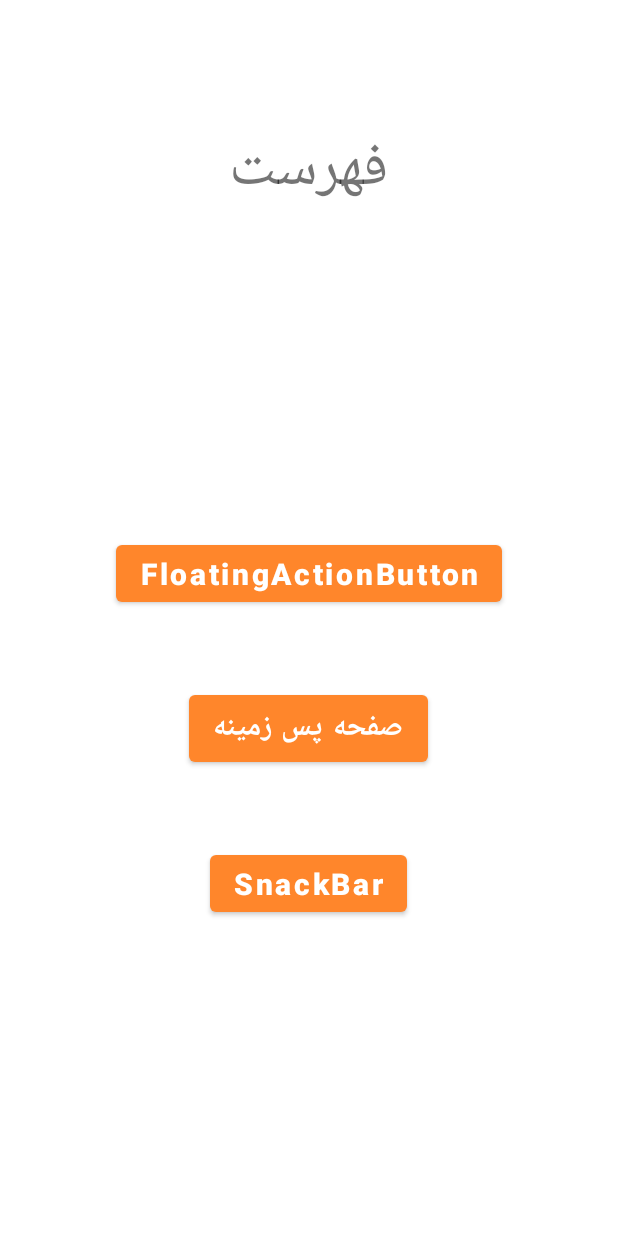
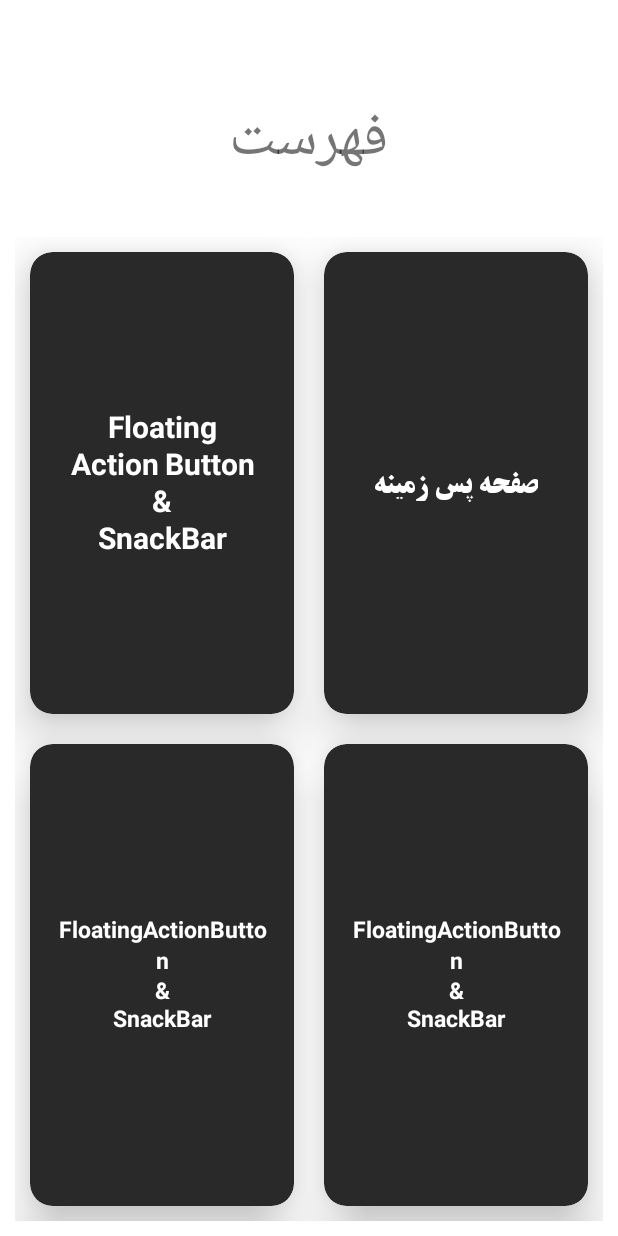
Before and after one commit to Meghdad24/MaterialDesign, an Android app: the MenuActivity screen opened directly, with no data from a screen before it, on a phone screen of 412 x 824 dp. Run offline under Robolectric (Android 15) with nearby library versions, the phone set to English and light mode, and no system bars.

Commit message:
change menu UI

```diff
--- a/app/build.gradle
+++ b/app/build.gradle
@@ -38,6 +38,7 @@ dependencies {
     implementation 'com.google.android.material:material:1.6.1'
     implementation 'androidx.navigation:navigation-fragment:2.5.2'
     implementation 'androidx.navigation:navigation-ui:2.5.2'
+    implementation 'androidx.gridlayout:gridlayout:1.0.0'
     testImplementation 'junit:junit:4.13.2'
     implementation 'de.hdodenhof:circleimageview:3.1.0'
     androidTestImplementation 'androidx.test.ext:junit:1.1.3'
--- a/app/src/main/java/personal/training/material/design/MenuActivity.java
+++ b/app/src/main/java/personal/training/material/design/MenuActivity.java
@@ -1,24 +1,25 @@
 package personal.training.material.design;
 
 import androidx.appcompat.app.AppCompatActivity;
+import androidx.cardview.widget.CardView;
 
 import android.content.Intent;
 import android.os.Bundle;
 import android.widget.Button;
 
 public class MenuActivity extends AppCompatActivity {
-    private Button floatingActionBtn;
-    private Button themeBtn;
-    private Button snackBarBtn;
+    private CardView floatingActionBtn;
+    private CardView themeBtn;
+    private CardView snackBarBtn;
 
     @Override
     protected void onCreate(Bundle savedInstanceState) {
         super.onCreate(savedInstanceState);
         setContentView(R.layout.activity_menu);
 
-        floatingActionBtn = findViewById(R.id.btn_fab_menu_id);
-        themeBtn = findViewById(R.id.btn_theme_menu_id);
-        snackBarBtn = findViewById(R.id.btn_snkb_menu_id);
+        floatingActionBtn = findViewById(R.id.cv_fab_menu_id);
+        themeBtn = findViewById(R.id.cv_bg_menu_id);
+        snackBarBtn = findViewById(R.id.cv_1_menu_id);
 
         floatingActionBtn.setOnClickListener(v -> {
             Intent intent = new Intent(this, FloatingActionButtonActivity.class);
--- a/app/src/main/res/layout/activity_menu.xml
+++ b/app/src/main/res/layout/activity_menu.xml
@@ -4,6 +4,7 @@
     xmlns:tools="http://schemas.android.com/tools"
     android:layout_width="match_parent"
     android:layout_height="match_parent"
+    android:background="#FFFFFF"
     android:gravity="center_horizontal"
     android:orientation="vertical"
     tools:context=".MenuActivity">
@@ -12,54 +13,114 @@
         android:id="@+id/textView"
         android:layout_width="wrap_content"
         android:layout_height="wrap_content"
-        android:layout_marginTop="80sp"
+        android:layout_marginTop="60sp"
+        android:layout_marginBottom="20sp"
         android:text="@string/menu"
         android:textSize="40sp" />
 
-    S
-
-    <LinearLayout
+    <GridLayout
         android:layout_width="match_parent"
         android:layout_height="match_parent"
-        android:gravity="center"
-        android:orientation="vertical">
+        android:columnCount="2"
+        android:padding="10sp">
 
-        <Button
-            android:id="@+id/btn_fab_menu_id"
+        <androidx.cardview.widget.CardView
+            android:id="@+id/cv_fab_menu_id"
+            android:layout_width="0sp"
+            android:layout_height="0sp"
+            android:layout_rowWeight="1"
+            android:layout_columnWeight="1"
+            android:layout_margin="10sp"
+            app:cardCornerRadius="15sp"
+            app:cardElevation="20sp"
+            app:cardBackgroundColor="#292929">
+
+            <TextView
                 android:layout_width="wrap_content"
                 android:layout_height="wrap_content"
-            android:paddingTop="5sp"
-            android:paddingBottom="5sp"
-            android:text="FloatingActionButton"
-            android:textAllCaps="false"
-            android:textColor="#FFFFFF"
+                android:layout_gravity="center"
+                android:layout_margin="15sp"
+                android:fontFamily="@font/b_titr_bold"
+                android:text="Floating\nAction Button\n&amp;\nSnackBar"
+                android:textAlignment="center"
                 android:textSize="20sp"
-            android:textStyle="bold" />
+                android:textStyle="bold"
+                android:textColor="@color/white"/>
+        </androidx.cardview.widget.CardView>
 
-        <Button
-            android:id="@+id/btn_theme_menu_id"
+        <androidx.cardview.widget.CardView
+            android:id="@+id/cv_bg_menu_id"
+            android:layout_width="0sp"
+            android:layout_height="0sp"
+            android:layout_rowWeight="1"
+            android:layout_columnWeight="1"
+            android:layout_margin="10sp"
+            app:cardCornerRadius="15sp"
+            app:cardElevation="20sp"
+            app:cardBackgroundColor="#292929">
+
+            <TextView
                 android:layout_width="wrap_content"
                 android:layout_height="wrap_content"
-            android:layout_marginTop="50sp"
-            android:paddingTop="5sp"
-            android:paddingBottom="5sp"
+                android:layout_gravity="center"
+                android:layout_margin="15sp"
+                android:fontFamily="@font/b_titr_bold"
+                android:lineSpacingExtra="15sp"
                 android:text="صفحه پس زمینه"
-            android:textColor="#FFFFFF"
+                android:textAlignment="center"
                 android:textSize="20sp"
-            android:textStyle="bold" />
+                android:textStyle="bold"
+                android:textColor="@color/white"/>
+        </androidx.cardview.widget.CardView>
 
-        <Button
-            android:id="@+id/btn_snkb_menu_id"
+        <androidx.cardview.widget.CardView
+            android:id="@+id/cv_1_menu_id"
+            android:layout_width="0sp"
+            android:layout_height="0sp"
+            android:layout_rowWeight="1"
+            android:layout_columnWeight="1"
+            android:layout_margin="10sp"
+            app:cardCornerRadius="15sp"
+            app:cardElevation="20sp"
+            app:cardBackgroundColor="#292929">
+
+            <TextView
                 android:layout_width="wrap_content"
                 android:layout_height="wrap_content"
-            android:layout_marginTop="50sp"
-            android:paddingTop="5sp"
-            android:paddingBottom="5sp"
-            android:text="SnackBar"
-            android:textAllCaps="false"
-            android:textColor="#FFFFFF"
-            android:textSize="20sp"
-            android:textStyle="bold" />
-    </LinearLayout>
+                android:layout_gravity="center"
+                android:layout_margin="15sp"
+                android:fontFamily="@font/b_titr_bold"
+                android:text="FloatingActionButton\n&amp;\nSnackBar"
+                android:textAlignment="center"
+                android:textSize="15sp"
+                android:textStyle="bold"
+                android:textColor="@color/white"/>
+        </androidx.cardview.widget.CardView>
+
+        <androidx.cardview.widget.CardView
+            android:id="@+id/cv_11_menu_id"
+            android:layout_width="0sp"
+            android:layout_height="0sp"
+            android:layout_rowWeight="1"
+            android:layout_columnWeight="1"
+            android:layout_margin="10sp"
+            app:cardCornerRadius="15sp"
+            app:cardElevation="20sp"
+            app:cardBackgroundColor="#292929">
+
+            <TextView
+                android:layout_width="wrap_content"
+                android:layout_height="wrap_content"
+                android:layout_gravity="center"
+                android:layout_margin="15sp"
+                android:fontFamily="@font/b_titr_bold"
+                android:text="FloatingActionButton\n&amp;\nSnackBar"
+                android:textAlignment="center"
+                android:textSize="15sp"
+                android:textStyle="bold"
+                android:textColor="@color/white"/>
+        </androidx.cardview.widget.CardView>
+
+    </GridLayout>
 
 </LinearLayout>
--- a/app/src/main/res/values/strings.xml
+++ b/app/src/main/res/values/strings.xml
@@ -1,5 +1,5 @@
 <resources>
-    <string name="app_name">MaterialDesignTraining</string>
+    <string name="app_name">MaterialDesign Training</string>
     <string name="title_activity_menu">MenuActivity</string>
     <!-- Strings used for fragments for navigation -->
     <string name="first_fragment_label">First Fragment</string>
```
Also changed, not shown: app/src/main/AndroidManifest.xml (+4 -4 lines). Lines whose indentation alone changed are shown as unchanged.
